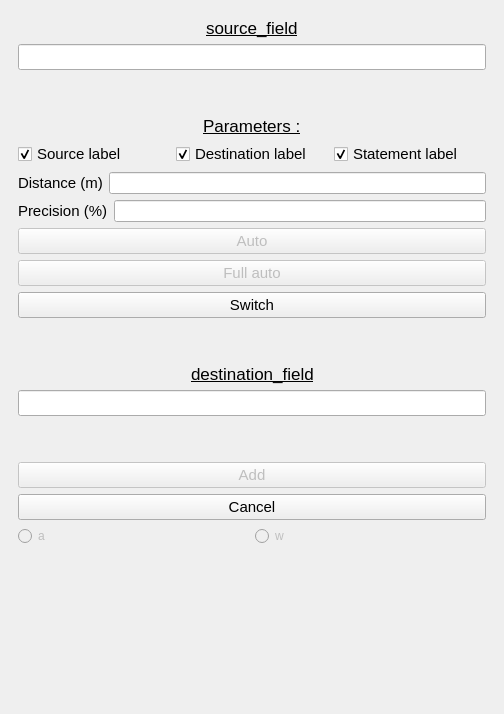
StundFR/diagway, file diagwayprojection/DiagwayProjection_dockwidget_base.ui: the form before one commit.
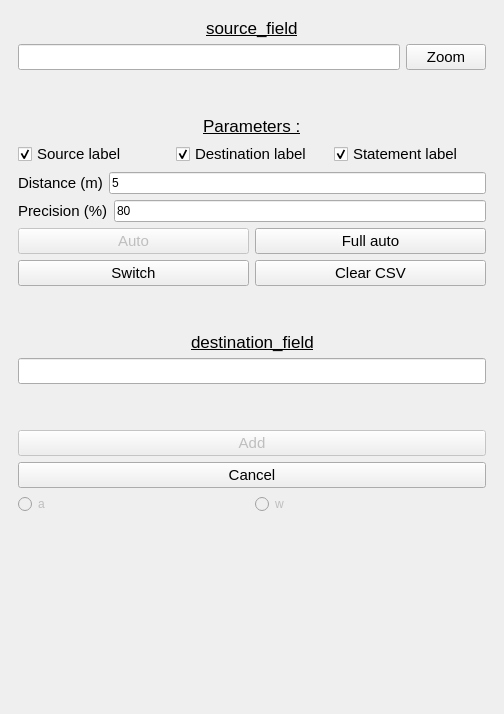
The form after the commit. Custom widgets are drawn as their Qt base class.

Commit message: Ajout du bouton 'Zoom' et 'Clear CSV'

```diff
--- a/diagwayprojection/DiagwayProjection_dockwidget_base.ui
+++ b/diagwayprojection/DiagwayProjection_dockwidget_base.ui
@@ -819,6 +819,8 @@
          </layout>
         </item>
         <item>
+         <layout class="QHBoxLayout" name="horizontalLayout_17">
+          <item>
          <widget class="QLineEdit" name="lineEdit_fields_source">
           <property name="font">
            <font>
@@ -828,6 +830,23 @@
          </widget>
         </item>
         <item>
+           <widget class="QPushButton" name="push_zoom_source">
+            <property name="enabled">
+             <bool>true</bool>
+            </property>
+            <property name="font">
+             <font>
+              <pointsize>11</pointsize>
+             </font>
+            </property>
+            <property name="text">
+             <string>Zoom</string>
+            </property>
+           </widget>
+          </item>
+         </layout>
+        </item>
+        <item>
          <spacer name="verticalSpacer_6">
           <property name="orientation">
            <enum>Qt::Vertical</enum>
@@ -956,7 +975,11 @@
            </widget>
           </item>
           <item>
-           <widget class="QLineEdit" name="lineEdit_buffer_distance"/>
+           <widget class="QLineEdit" name="lineEdit_buffer_distance">
+            <property name="text">
+             <string>5</string>
+            </property>
+           </widget>
           </item>
          </layout>
         </item>
@@ -975,10 +998,16 @@
            </widget>
           </item>
           <item>
-           <widget class="QLineEdit" name="lineEdit_precision"/>
+           <widget class="QLineEdit" name="lineEdit_precision">
+            <property name="text">
+             <string>80</string>
+            </property>
+           </widget>
           </item>
          </layout>
         </item>
+        <item>
+         <layout class="QHBoxLayout" name="horizontalLayout_19">
         <item>
          <widget class="QPushButton" name="push_auto">
           <property name="enabled">
@@ -997,7 +1026,7 @@
         <item>
          <widget class="QPushButton" name="push_fullauto">
           <property name="enabled">
-           <bool>false</bool>
+             <bool>true</bool>
           </property>
           <property name="font">
            <font>
@@ -1009,6 +1038,10 @@
           </property>
          </widget>
         </item>
+         </layout>
+        </item>
+        <item>
+         <layout class="QHBoxLayout" name="horizontalLayout_18">
         <item>
          <widget class="QPushButton" name="push_switch">
           <property name="enabled">
@@ -1025,6 +1058,23 @@
          </widget>
         </item>
         <item>
+           <widget class="QPushButton" name="push_clear">
+            <property name="enabled">
+             <bool>true</bool>
+            </property>
+            <property name="font">
+             <font>
+              <pointsize>11</pointsize>
+             </font>
+            </property>
+            <property name="text">
+             <string>Clear CSV</string>
+            </property>
+           </widget>
+          </item>
+         </layout>
+        </item>
+        <item>
          <spacer name="verticalSpacer_2">
           <property name="orientation">
            <enum>Qt::Vertical</enum>
```
Left out of the diff: 5 changed lines with no effect on the pictures. Lines whose indentation alone changed are shown as unchanged.
